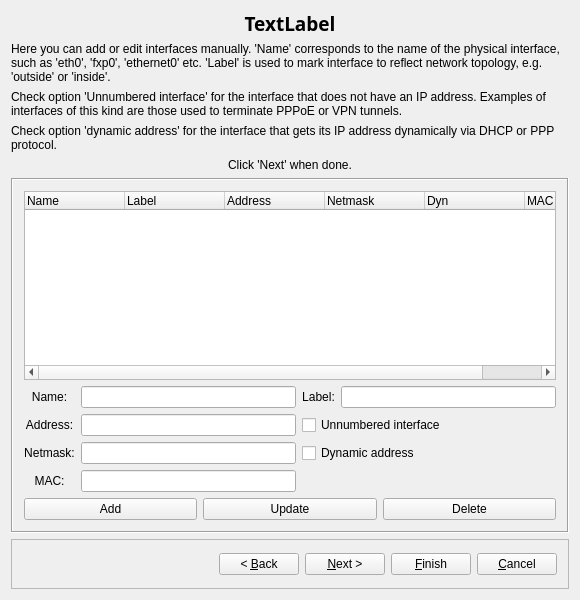
Before: the Qt Designer form src/gui/newhostdialog_q.ui in fwbuilder/fwbuilder, drawn with Qt 5.
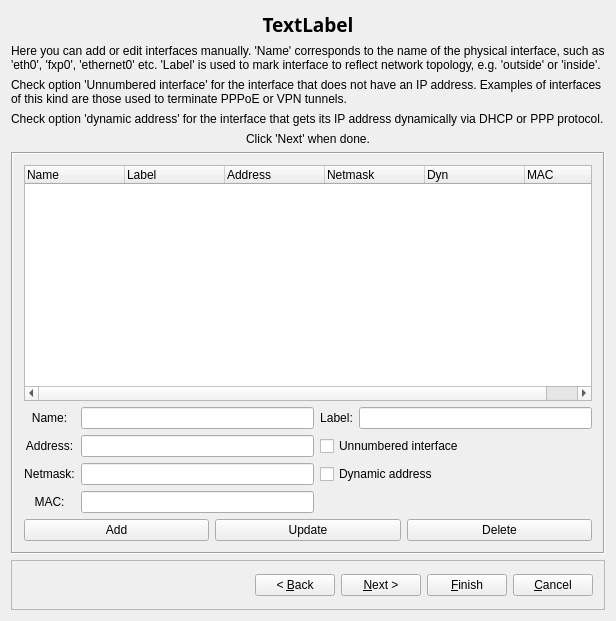
After: the same form once the commit is applied. The open tabs and pages were chosen to show the change. Icons and pictures are not drawn.

Commit message: discovery of ipv6 addresses of interfaces; support in DiscoveryDruid and newFirewall, newHost

What changed in the file:
```diff
--- a/src/gui/newhostdialog_q.ui
+++ b/src/gui/newhostdialog_q.ui
@@ -5,8 +5,8 @@
    <rect>
     <x>0</x>
     <y>0</y>
-    <width>580</width>
-    <height>600</height>
+    <width>616</width>
+    <height>621</height>
    </rect>
   </property>
   <layout class="QGridLayout" name="gridLayout_2" >
```
Left out of the diff: 2 changed lines with no effect on the pictures. The commit also changes 7 other files.
